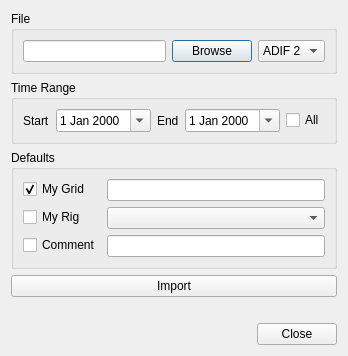
Before: the Qt Designer form ui/importdialog.ui in 7h0ma5/OpenShack, drawn with Qt 5.
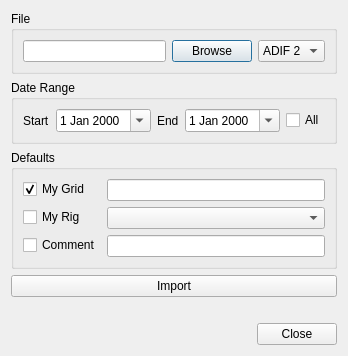
After: the same form once the commit is applied.

Patch:
```diff
--- a/ui/importdialog.ui
+++ b/ui/importdialog.ui
@@ -103,7 +103,7 @@
    <item row="1" column="0">
     <widget class="QGroupBox" name="groupBox">
      <property name="title">
-      <string>Time Range</string>
+      <string>Date Range</string>
      </property>
      <layout class="QGridLayout" name="gridLayout_3">
       <item row="0" column="2">
```
Left out of the diff: 4 changed lines with no effect on the pictures.
